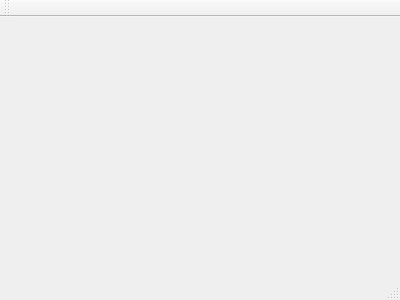
Before: the Qt Designer form QRcode/mainwindow.ui in tnct-spc/procon2018-comp, drawn with Qt 5.
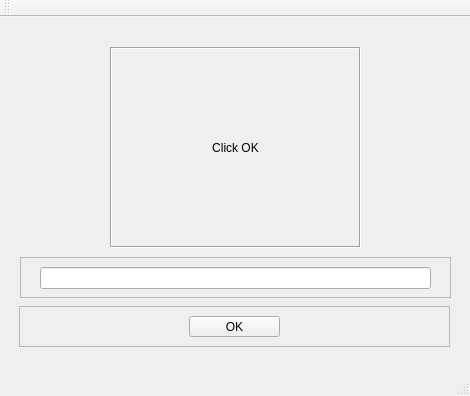
After: the same form once the commit is applied.

What changed in the file:
```diff
--- a/QRcode/mainwindow.ui
+++ b/QRcode/mainwindow.ui
@@ -1,24 +1,132 @@
 <ui version="4.0">
  <class>MainWindow</class>
- <widget class="QMainWindow" name="MainWindow" >
-  <property name="geometry" >
+ <widget class="QMainWindow" name="MainWindow">
+  <property name="geometry">
    <rect>
     <x>0</x>
     <y>0</y>
-    <width>400</width>
-    <height>300</height>
+    <width>470</width>
+    <height>396</height>
    </rect>
   </property>
   <property name="windowTitle" >
    <string>MainWindow</string>
   </property>
-  <widget class="QMenuBar" name="menuBar" />
-  <widget class="QToolBar" name="mainToolBar" />
-  <widget class="QWidget" name="centralWidget" />
-  <widget class="QStatusBar" name="statusBar" />
+  <widget class="QWidget" name="centralWidget">
+   <widget class="QLabel" name="areaCode">
+    <property name="geometry">
+     <rect>
+      <x>110</x>
+      <y>30</y>
+      <width>251</width>
+      <height>201</height>
+     </rect>
+    </property>
+    <property name="minimumSize">
+     <size>
+      <width>251</width>
+      <height>201</height>
+     </size>
+    </property>
+    <property name="autoFillBackground">
+     <bool>true</bool>
+    </property>
+    <property name="frameShape">
+     <enum>QFrame::Box</enum>
+    </property>
+    <property name="frameShadow">
+     <enum>QFrame::Sunken</enum>
+    </property>
+    <property name="text">
+     <string>Click OK</string>
+    </property>
+    <property name="alignment">
+     <set>Qt::AlignCenter</set>
+    </property>
+   </widget>
+   <widget class="QFrame" name="frame">
+    <property name="geometry">
+     <rect>
+      <x>20</x>
+      <y>240</y>
+      <width>431</width>
+      <height>41</height>
+     </rect>
+    </property>
+    <property name="frameShape">
+     <enum>QFrame::StyledPanel</enum>
+    </property>
+    <property name="frameShadow">
+     <enum>QFrame::Raised</enum>
+    </property>
+    <widget class="QLineEdit" name="lineResult">
+     <property name="geometry">
+      <rect>
+       <x>20</x>
+       <y>10</y>
+       <width>391</width>
+       <height>22</height>
+      </rect>
+     </property>
+     <property name="alignment">
+      <set>Qt::AlignCenter</set>
+     </property>
+     <property name="readOnly">
+      <bool>true</bool>
+     </property>
+    </widget>
+   </widget>
+   <widget class="QFrame" name="frame_2">
+    <property name="geometry">
+     <rect>
+      <x>19</x>
+      <y>289</y>
+      <width>431</width>
+      <height>41</height>
+     </rect>
+    </property>
+    <property name="frameShape">
+     <enum>QFrame::StyledPanel</enum>
+    </property>
+    <property name="frameShadow">
+     <enum>QFrame::Raised</enum>
+    </property>
+    <widget class="QPushButton" name="btnOk">
+     <property name="geometry">
+      <rect>
+       <x>170</x>
+       <y>10</y>
+       <width>91</width>
+       <height>21</height>
+      </rect>
+     </property>
+     <property name="text">
+      <string>OK</string>
+     </property>
+    </widget>
+   </widget>
+  </widget>
+  <widget class="QMenuBar" name="menuBar">
+   <property name="geometry">
+    <rect>
+     <x>0</x>
+     <y>0</y>
+     <width>470</width>
+     <height>18</height>
+    </rect>
+   </property>
+  </widget>
+  <widget class="QToolBar" name="mainToolBar">
+   <attribute name="toolBarArea">
+    <enum>TopToolBarArea</enum>
+   </attribute>
+   <attribute name="toolBarBreak">
+    <bool>false</bool>
+   </attribute>
+  </widget>
+  <widget class="QStatusBar" name="statusBar"/>
  </widget>
- <layoutDefault spacing="6" margin="11" />
- <pixmapfunction></pixmapfunction>
+ <layoutdefault spacing="6" margin="11"/>
  <resources/>
  <connections/>
 </ui>
```
Left out of the diff: 3 changed lines with no effect on the pictures.
